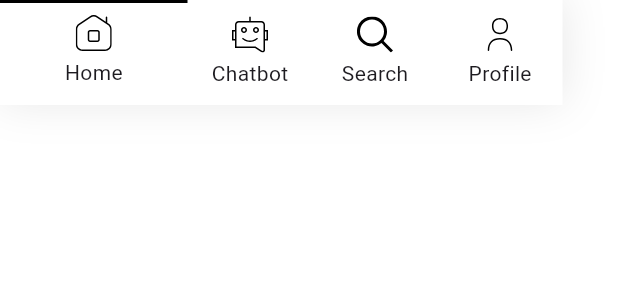
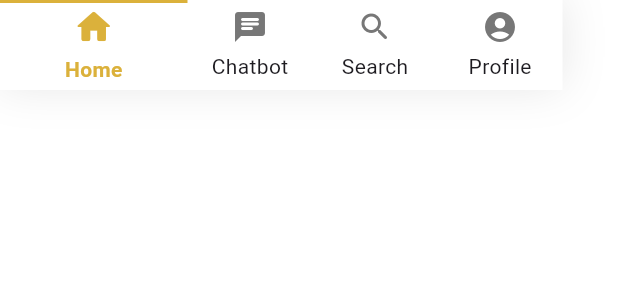
Before and after one commit to Nabil-Gabr/Iteru-App, a Flutter app: the CustomBottomNavigationBar widget shown alone on an empty page, opened directly with empty values, on a phone screen of 412 x 824 dp. Shown: the top 300 px of the screen. Run offline on Flutter 3.47's test engine with Material 3 defaults, Android fonts, the phone set to English and light mode, and no system bars; our stand-ins replace dartz, flutter_svg, pin_code_fields, shared_preferences; accounts and stored records are empty.

Commit message:
refactor bottom navigation bar

```diff
--- a/lib/modules/home/domain/entitys/bottom_navigation_bar_entity.dart
+++ b/lib/modules/home/domain/entitys/bottom_navigation_bar_entity.dart
@@ -1,30 +1,38 @@
-import 'package:iteru_app/core/utils/app_images.dart';
-
+import 'package:flutter/material.dart';
 class BottomNavigationBarEntity {
-  final String activeImage, inActiveImage;
+  // final String activeImage, inActiveImage;
+  final IconData activeIcon, inActiveIcon;
   final String name;
 
   BottomNavigationBarEntity(
-      {required this.activeImage,
-      required this.inActiveImage,
+      {required this.activeIcon,
+      required this.inActiveIcon,
       required this.name});
 }
 
 List<BottomNavigationBarEntity> get bottomNavigationBarItems => [
       BottomNavigationBarEntity(
-          activeImage: Assets.imagesHomeicon,
-          inActiveImage: Assets.imagesHomeicon,
+          activeIcon: Icons.home_rounded,
+          inActiveIcon: Icons.home_outlined,
+          // activeImage: Assets.imagesHomeicon,
+          // inActiveImage: Assets.imagesHomeicon,
           name: 'Home'),
       BottomNavigationBarEntity(
-          activeImage: Assets.imagesChatbot,
-          inActiveImage: Assets.imagesChatbot,
+          activeIcon: Icons.chat_rounded,
+          inActiveIcon: Icons.chat_outlined,
+          // activeImage: Assets.imagesChatbot,
+          // inActiveImage: Assets.imagesChatbot,
           name: 'Chatbot'),
       BottomNavigationBarEntity(
-          activeImage: Assets.imagesSearch,
-          inActiveImage: Assets.imagesSearch,
+          activeIcon: Icons.search_rounded,
+          inActiveIcon: Icons.search_outlined,
+          // activeImage: Assets.imagesSearch,
+          // inActiveImage: Assets.imagesSearch,
           name: 'Search'),
       BottomNavigationBarEntity(
-          activeImage: Assets.imagesProfile,
-          inActiveImage: Assets.imagesProfile,
+          activeIcon: Icons.account_circle_rounded,
+          inActiveIcon: Icons.account_circle_outlined,
+          // activeImage: Assets.imagesProfile,
+          // inActiveImage: Assets.imagesProfile,
           name: 'Profile'),
     ];
--- a/lib/modules/home/presentation/view/sreach_view.dart
+++ b/lib/modules/home/presentation/view/sreach_view.dart
@@ -7,7 +7,7 @@ class SreachView extends StatelessWidget {
   Widget build(BuildContext context) {
     return const Scaffold(
       body: Center(
-        child: Text('MapsView'),
+        child: Text('SreachView'),
       ),
     );
   }
--- a/lib/modules/home/presentation/view/widgets/active_item.dart
+++ b/lib/modules/home/presentation/view/widgets/active_item.dart
@@ -1,11 +1,12 @@
 import 'package:flutter/material.dart';
-import 'package:flutter_svg/svg.dart';
+import 'package:iteru_app/core/utils/app_colors.dart';
 
 class ActiveItem extends StatelessWidget {
-  const ActiveItem({super.key, required this.text, required this.image});
+  const ActiveItem({super.key, required this.text, required this.icon, });
 
   final String text;
-  final String image;
+  // final String image;
+  final IconData icon;
   @override
   Widget build(BuildContext context) {
     return Column(
@@ -15,20 +16,24 @@ class ActiveItem extends StatelessWidget {
           alignment: Alignment.topCenter,
           child: Container(
             height: 2,
-            color: Colors.black,
+            color: AppColors.primaryColor,
           ),
         ),
         const Expanded(child: SizedBox()),
-        Container(
-          color: Colors.transparent,
-          child: SvgPicture.asset(image),
+         Icon(icon,size: 28,color: AppColors.primaryColor,),
+        // Container(
+        //   color: Colors.transparent,
+        //   child: SvgPicture.asset(image),
+        // ),
+        const SizedBox(
+          height: 4,
+        ),
+        Text(
+          text,
+          style: const TextStyle(fontWeight: FontWeight.w700,color: AppColors.primaryColor),
         ),
         const SizedBox(
           height: 4,
-        ),
-        Text(text),
-        const SizedBox(
-          height: 12,
         ),
       ],
     );
--- a/lib/modules/home/presentation/view/widgets/custom_bottom_navigation_bar.dart
+++ b/lib/modules/home/presentation/view/widgets/custom_bottom_navigation_bar.dart
@@ -16,7 +16,7 @@ class _CustomBottomNavigationBarState extends State<CustomBottomNavigationBar> {
   Widget build(BuildContext context) {
     return Container(
       width: 375,
-      height: 70,
+      height: 60,
       decoration: const ShapeDecoration(
         color: Colors.white,
         shape: RoundedRectangleBorder(
--- a/lib/modules/home/presentation/view/widgets/in_active_item.dart
+++ b/lib/modules/home/presentation/view/widgets/in_active_item.dart
@@ -1,20 +1,21 @@
 import 'package:flutter/material.dart';
-import 'package:flutter_svg/svg.dart';
 
 class InActiveItem extends StatelessWidget {
-  const InActiveItem({super.key, required this.image, required this.text});
+  const InActiveItem({super.key,  required this.text, required this.icon});
 
-  final String image;
+  // final String image;
   final String text;
+  final IconData icon;
   @override
   Widget build(BuildContext context) {
     return Column(
       mainAxisAlignment: MainAxisAlignment.center,
       children: [
-        Container(
-          color: Colors.transparent,
-          child: SvgPicture.asset(image),
-        ),
+         Icon(icon,color: const Color(0xFF777777),),
+        // Container(
+        //   color: Colors.transparent,
+        //   child: SvgPicture.asset(image),
+        // ),
         const SizedBox(
           height: 4,
         ),
--- a/lib/modules/home/presentation/view/widgets/naivation_bar_item.dart
+++ b/lib/modules/home/presentation/view/widgets/naivation_bar_item.dart
@@ -15,11 +15,13 @@ class NaivgationBarItem extends StatelessWidget {
   Widget build(BuildContext context) {
     return isSelected
         ? ActiveItem(
-            image: bottomNavigationBarEntity.activeImage,
+          icon: bottomNavigationBarEntity.activeIcon,
+            // image: bottomNavigationBarEntity.activeImage,
             text: bottomNavigationBarEntity.name,
           )
         : InActiveItem(
-            image: bottomNavigationBarEntity.inActiveImage,
+          icon: bottomNavigationBarEntity.activeIcon,
+            // image: bottomNavigationBarEntity.inActiveImage,
             text: bottomNavigationBarEntity.name,
           );
   }
```
